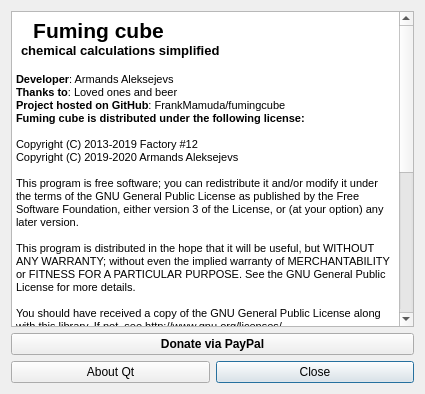
Old version of the form about.ui in the repository FrankMamuda/fumingcube.
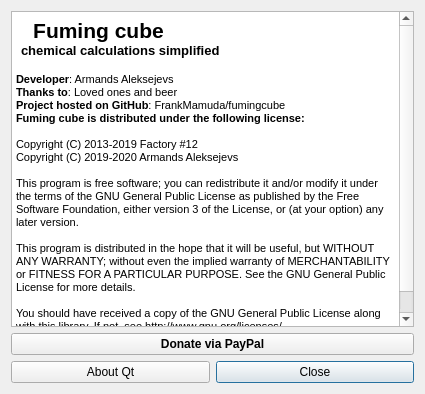
New version of the form. Icons and pictures are not drawn.

What changed in the file:
```diff
--- a/about.ui
+++ b/about.ui
@@ -59,27 +59,6 @@
 &lt;p style=&quot; margin-top:0px; margin-bottom:0px; margin-left:0px; margin-right:0px; -qt-block-indent:0; text-indent:0px;&quot;&gt;This program is distributed in the hope that it will be useful, but WITHOUT ANY WARRANTY; without even the implied warranty of MERCHANTABILITY or FITNESS FOR A PARTICULAR PURPOSE. See the GNU General Public License for more details. &lt;/p&gt;
 &lt;p style=&quot;-qt-paragraph-type:empty; margin-top:0px; margin-bottom:0px; margin-left:0px; margin-right:0px; -qt-block-indent:0; text-indent:0px;&quot;&gt;&lt;br /&gt;&lt;/p&gt;
 &lt;p style=&quot; margin-top:0px; margin-bottom:0px; margin-left:0px; margin-right:0px; -qt-block-indent:0; text-indent:0px;&quot;&gt;You should have received a copy of the GNU General Public License along with this library. If not, see http://www.gnu.org/licenses/.&lt;/p&gt;
-&lt;p style=&quot;-qt-paragraph-type:empty; margin-top:0px; margin-bottom:0px; margin-left:0px; margin-right:0px; -qt-block-indent:0; text-indent:0px;&quot;&gt;&lt;br /&gt;&lt;/p&gt;
-&lt;p style=&quot; margin-top:0px; margin-bottom:0px; margin-left:0px; margin-right:0px; -qt-block-indent:0; text-indent:0px;&quot;&gt;&lt;span style=&quot; font-weight:600;&quot;&gt;ChemDoodle Web Components 9.1.0&lt;/span&gt;&lt;/p&gt;
-&lt;p style=&quot;-qt-paragraph-type:empty; margin-top:0px; margin-bottom:0px; margin-left:0px; margin-right:0px; -qt-block-indent:0; text-indent:0px;&quot;&gt;&lt;br /&gt;&lt;/p&gt;
-&lt;p style=&quot; margin-top:0px; margin-bottom:0px; margin-left:0px; margin-right:0px; -qt-block-indent:0; text-indent:0px;&quot;&gt;https://web.chemdoodle.com&lt;/p&gt;
-&lt;p style=&quot;-qt-paragraph-type:empty; margin-top:0px; margin-bottom:0px; margin-left:0px; margin-right:0px; -qt-block-indent:0; text-indent:0px;&quot;&gt;&lt;br /&gt;&lt;/p&gt;
-&lt;p style=&quot; margin-top:0px; margin-bottom:0px; margin-left:0px; margin-right:0px; -qt-block-indent:0; text-indent:0px;&quot;&gt;Copyright 2009-2020 iChemLabs, LLC.  All rights reserved.&lt;/p&gt;
-&lt;p style=&quot;-qt-paragraph-type:empty; margin-top:0px; margin-bottom:0px; margin-left:0px; margin-right:0px; -qt-block-indent:0; text-indent:0px;&quot;&gt;&lt;br /&gt;&lt;/p&gt;
-&lt;p style=&quot; margin-top:0px; margin-bottom:0px; margin-left:0px; margin-right:0px; -qt-block-indent:0; text-indent:0px;&quot;&gt;The ChemDoodle Web Components library is licensed under version 3&lt;/p&gt;
-&lt;p style=&quot; margin-top:0px; margin-bottom:0px; margin-left:0px; margin-right:0px; -qt-block-indent:0; text-indent:0px;&quot;&gt;of the GNU GENERAL PUBLIC LICENSE.&lt;/p&gt;
-&lt;p style=&quot;-qt-paragraph-type:empty; margin-top:0px; margin-bottom:0px; margin-left:0px; margin-right:0px; -qt-block-indent:0; text-indent:0px;&quot;&gt;&lt;br /&gt;&lt;/p&gt;
-&lt;p style=&quot; margin-top:0px; margin-bottom:0px; margin-left:0px; margin-right:0px; -qt-block-indent:0; text-indent:0px;&quot;&gt;You may redistribute it and/or modify it under the terms of the&lt;/p&gt;
-&lt;p style=&quot; margin-top:0px; margin-bottom:0px; margin-left:0px; margin-right:0px; -qt-block-indent:0; text-indent:0px;&quot;&gt;GNU General Public License as published by the Free Software Foundation,&lt;/p&gt;
-&lt;p style=&quot; margin-top:0px; margin-bottom:0px; margin-left:0px; margin-right:0px; -qt-block-indent:0; text-indent:0px;&quot;&gt;either version 3 of the License, or (at your option) any later version.&lt;/p&gt;
-&lt;p style=&quot;-qt-paragraph-type:empty; margin-top:0px; margin-bottom:0px; margin-left:0px; margin-right:0px; -qt-block-indent:0; text-indent:0px;&quot;&gt;&lt;br /&gt;&lt;/p&gt;
-&lt;p style=&quot; margin-top:0px; margin-bottom:0px; margin-left:0px; margin-right:0px; -qt-block-indent:0; text-indent:0px;&quot;&gt;This program is distributed in the hope that it will be useful,&lt;/p&gt;
-&lt;p style=&quot; margin-top:0px; margin-bottom:0px; margin-left:0px; margin-right:0px; -qt-block-indent:0; text-indent:0px;&quot;&gt;but WITHOUT ANY WARRANTY; without even the implied warranty of&lt;/p&gt;
-&lt;p style=&quot; margin-top:0px; margin-bottom:0px; margin-left:0px; margin-right:0px; -qt-block-indent:0; text-indent:0px;&quot;&gt;MERCHANTABILITY or FITNESS FOR A PARTICULAR PURPOSE.  See the&lt;/p&gt;
-&lt;p style=&quot; margin-top:0px; margin-bottom:0px; margin-left:0px; margin-right:0px; -qt-block-indent:0; text-indent:0px;&quot;&gt;GNU General Public License for more details.&lt;/p&gt;
-&lt;p style=&quot;-qt-paragraph-type:empty; margin-top:0px; margin-bottom:0px; margin-left:0px; margin-right:0px; -qt-block-indent:0; text-indent:0px;&quot;&gt;&lt;br /&gt;&lt;/p&gt;
-&lt;p style=&quot; margin-top:0px; margin-bottom:0px; margin-left:0px; margin-right:0px; -qt-block-indent:0; text-indent:0px;&quot;&gt;You should have received a copy of the GNU General Public License&lt;/p&gt;
-&lt;p style=&quot; margin-top:0px; margin-bottom:0px; margin-left:0px; margin-right:0px; -qt-block-indent:0; text-indent:0px;&quot;&gt;along with this program.  If not, see &amp;lt;http://www.gnu.org/licenses/&amp;gt;.&lt;/p&gt;
 &lt;p style=&quot;-qt-paragraph-type:empty; margin-top:0px; margin-bottom:0px; margin-left:0px; margin-right:0px; -qt-block-indent:0; text-indent:0px;&quot;&gt;&lt;br /&gt;&lt;/p&gt;&lt;/body&gt;&lt;/html&gt;</string>
      </property>
     </widget>
```
Left out of the diff: 3 changed lines with no effect on the pictures.
